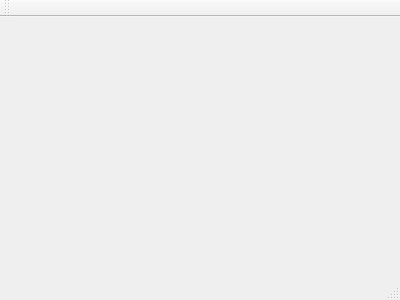
jgaa/whid, file mainwindow.ui: the form before one commit.
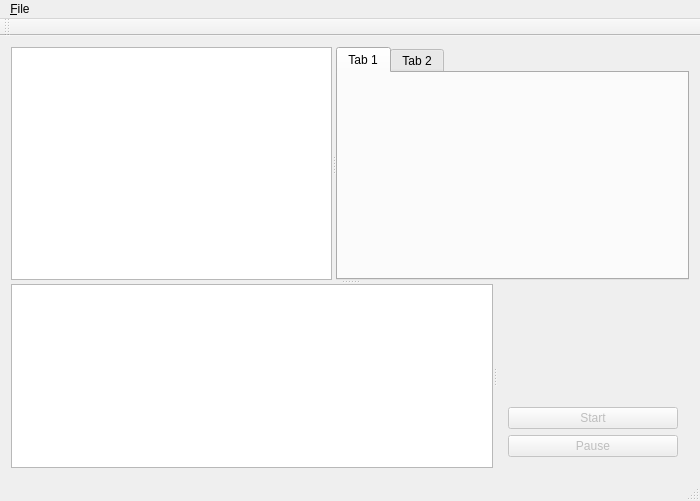
The form after the commit. The open tabs and pages were chosen to show the change.

Commit message: Added a simple node model backed by sqlite  and a skeleton UI

Diff of the .ui file:
```diff
--- a/mainwindow.ui
+++ b/mainwindow.ui
@@ -1,24 +1,152 @@
 <ui version="4.0">
  <class>MainWindow</class>
- <widget class="QMainWindow" name="MainWindow" >
-  <property name="geometry" >
+ <widget class="QMainWindow" name="MainWindow">
+  <property name="geometry">
    <rect>
     <x>0</x>
     <y>0</y>
-    <width>400</width>
-    <height>300</height>
+    <width>700</width>
+    <height>501</height>
    </rect>
   </property>
-  <property name="windowTitle" >
+  <property name="sizePolicy">
+   <sizepolicy hsizetype="Preferred" vsizetype="Ignored">
+    <horstretch>0</horstretch>
+    <verstretch>0</verstretch>
+   </sizepolicy>
+  </property>
+  <property name="windowTitle">
    <string>MainWindow</string>
   </property>
-  <widget class="QMenuBar" name="menuBar" />
-  <widget class="QToolBar" name="mainToolBar" />
-  <widget class="QWidget" name="centralWidget" />
-  <widget class="QStatusBar" name="statusBar" />
+  <widget class="QWidget" name="centralWidget">
+   <layout class="QVBoxLayout" name="verticalLayout_5">
+    <item>
+     <widget class="QSplitter" name="splitterMain">
+      <property name="orientation">
+       <enum>Qt::Vertical</enum>
+      </property>
+      <widget class="QSplitter" name="splitter">
+       <property name="orientation">
+        <enum>Qt::Horizontal</enum>
+       </property>
+       <widget class="QTreeView" name="nodeTree"/>
+       <widget class="QTabWidget" name="tabWidget">
+        <property name="currentIndex">
+         <number>1</number>
+        </property>
+        <widget class="QWidget" name="tabStatus">
+         <attribute name="title">
+          <string>Tab 1</string>
+         </attribute>
+         <widget class="QWidget" name="widget" native="true">
+          <property name="geometry">
+           <rect>
+            <x>10</x>
+            <y>0</y>
+            <width>120</width>
+            <height>80</height>
+           </rect>
+          </property>
+         </widget>
+        </widget>
+        <widget class="QWidget" name="tabSummary">
+         <attribute name="title">
+          <string>Tab 2</string>
+         </attribute>
+         <layout class="QVBoxLayout" name="verticalLayout_6">
+          <item>
+           <widget class="QListView" name="listView"/>
+          </item>
+         </layout>
+        </widget>
+       </widget>
+      </widget>
+      <widget class="QSplitter" name="splitterUpperArea">
+       <property name="orientation">
+        <enum>Qt::Horizontal</enum>
+       </property>
+       <widget class="QListView" name="currentWorkList"/>
+       <widget class="QWidget" name="verticalLayoutWidget">
+        <layout class="QVBoxLayout" name="verticalWorkArea">
+         <item>
+          <spacer name="verticalSpacer">
+           <property name="orientation">
+            <enum>Qt::Vertical</enum>
+           </property>
+           <property name="sizeHint" stdset="0">
+            <size>
+             <width>20</width>
+             <height>40</height>
+            </size>
+           </property>
+          </spacer>
+         </item>
+         <item>
+          <widget class="QPushButton" name="startButton">
+           <property name="enabled">
+            <bool>false</bool>
+           </property>
+           <property name="text">
+            <string>Start</string>
+           </property>
+          </widget>
+         </item>
+         <item>
+          <widget class="QPushButton" name="pauseButton">
+           <property name="enabled">
+            <bool>false</bool>
+           </property>
+           <property name="text">
+            <string>Pause</string>
+           </property>
+          </widget>
+         </item>
+        </layout>
+       </widget>
+      </widget>
+     </widget>
+    </item>
+   </layout>
+  </widget>
+  <widget class="QMenuBar" name="menuBar">
+   <property name="geometry">
+    <rect>
+     <x>0</x>
+     <y>0</y>
+     <width>700</width>
+     <height>19</height>
+    </rect>
+   </property>
+   <widget class="QMenu" name="menuFile">
+    <property name="title">
+     <string>&amp;File</string>
+    </property>
+    <addaction name="action_Settings"/>
+    <addaction name="action_Quit"/>
+   </widget>
+   <addaction name="menuFile"/>
+  </widget>
+  <widget class="QToolBar" name="mainToolBar">
+   <attribute name="toolBarArea">
+    <enum>TopToolBarArea</enum>
+   </attribute>
+   <attribute name="toolBarBreak">
+    <bool>false</bool>
+   </attribute>
+  </widget>
+  <widget class="QStatusBar" name="statusBar"/>
+  <action name="action_Settings">
+   <property name="text">
+    <string>&amp;Settings</string>
+   </property>
+  </action>
+  <action name="action_Quit">
+   <property name="text">
+    <string>&amp;Quit</string>
+   </property>
+  </action>
  </widget>
- <layoutDefault spacing="6" margin="11" />
- <pixmapfunction></pixmapfunction>
+ <layoutdefault spacing="6" margin="11"/>
  <resources/>
  <connections/>
 </ui>
```
Left out of the diff: 20 changed lines with no effect on the pictures. The commit also changes 9 other files.
